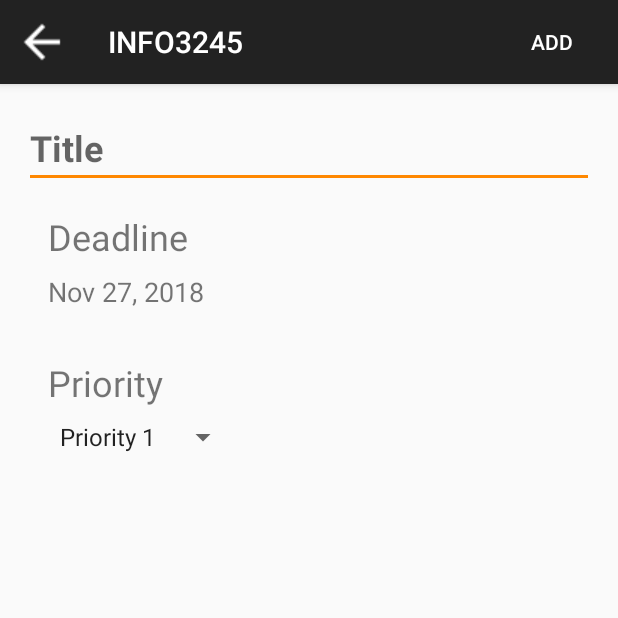
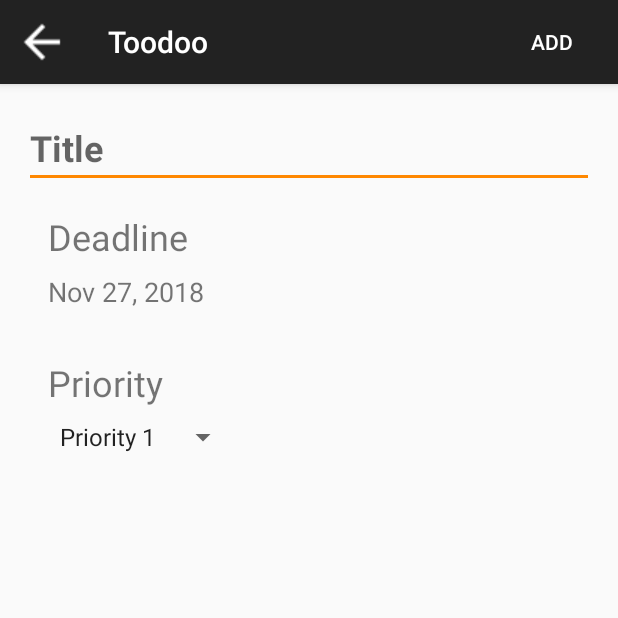
Before and after one commit to joaopedr0/INFO-3245-Project, an Android app: the NewList screen opened directly, with no data from a screen before it, on a phone screen of 412 x 824 dp, the top half of it. Run offline under Robolectric (Android 15) with nearby library versions, the phone set to English and light mode, and no system bars; 1 statement that could not run was skipped.

Commit message:
2.1
-changed app display name
-correct Toast messages
-removed some redundant comments
-added comments

```diff
--- a/INFO3245/app/src/main/java/com/example/project/info3245/DatabaseHelper.java
+++ b/INFO3245/app/src/main/java/com/example/project/info3245/DatabaseHelper.java
@@ -34,7 +34,7 @@ public class DatabaseHelper extends SQLiteOpenHelper {
             + NOTIFICATIONS + " TEXT NOT NULL);";
 
     private static final String ADD_NOTIFICATION = "insert into " + TABLE_PREFERENCES +
-            "VALUES ('YES');";
+            " VALUES ('YES');";
 
     public DatabaseHelper(Context context) {
         super(context, DB_NAME, null, DB_VERSION);
--- a/INFO3245/app/src/main/java/com/example/project/info3245/NewList.java
+++ b/INFO3245/app/src/main/java/com/example/project/info3245/NewList.java
@@ -46,7 +46,7 @@ public class NewList extends AppCompatActivity {
         setContentView(R.layout.activity_add);
         Toolbar toolbar = (Toolbar) findViewById(R.id.toolbar2);
         setSupportActionBar(toolbar);
-        toolbar.setNavigationIcon(getDrawable(R.drawable.baseline_arrow_back_white_18dp));
+        toolbar.setNavigationIcon(getDrawable(R.drawable.baseline_arrow_back_white_18dp));  // back button
         toolbar.setNavigationOnClickListener(new View.OnClickListener() {
             @Override
             public void onClick(View v) {
@@ -56,7 +56,7 @@ public class NewList extends AppCompatActivity {
             }
         });
 
-        Button button = findViewById(R.id.button_add);
+        Button buttonUpdate = findViewById(R.id.button_add);
 
         Button button_delete = findViewById(R.id.button);
         Button button_complete = findViewById(R.id.button2);
@@ -80,7 +80,7 @@ public class NewList extends AppCompatActivity {
             }
 
         };
-        deadline.setOnClickListener(new View.OnClickListener() {
+        deadline.setOnClickListener(new View.OnClickListener() {    // opens DatePicker control
             @Override
             public void onClick(View v) {
                 new DatePickerDialog(NewList.this, datePicker, calendar
@@ -115,7 +115,7 @@ public class NewList extends AppCompatActivity {
             Spinner spinner = findViewById(R.id.spinner);
             spinner.setSelection(priority);
 
-            button.setText(getString(R.string.update));
+            buttonUpdate.setText(getString(R.string.update));
 
             button_delete.setVisibility(View.VISIBLE);
 
@@ -145,7 +145,7 @@ public class NewList extends AppCompatActivity {
                         if (days == 1)
                             message = "This task is due tomorrow!";
                         else
-                            message = "This task is due " + days + " days.";
+                            message = "This task is due in " + days + " days.";
                         toast.setText(message);
                         toast.setGravity(Gravity.CENTER, 0, 0);
                         toast.show();
@@ -163,7 +163,7 @@ public class NewList extends AppCompatActivity {
             }
         }
 
-        button.setOnClickListener(new View.OnClickListener() {
+        buttonUpdate.setOnClickListener(new View.OnClickListener() {
             @Override
             public void onClick(View v) {
                 Intent returnIntent = new Intent();
--- a/INFO3245/app/src/main/res/values/strings.xml
+++ b/INFO3245/app/src/main/res/values/strings.xml
@@ -1,5 +1,5 @@
 <resources>
-    <string name="app_name">INFO3245</string>
+    <string name="app_name">Toodoo</string>
     <string name="action_settings">Settings</string>
     <string name="task_progress">Progress</string>
     <string name="title">Title</string>
```
Also changed, not shown: INFO3245/app/src/main/java/com/example/project/info3245/MainActivity.java (+0 -8 lines).
